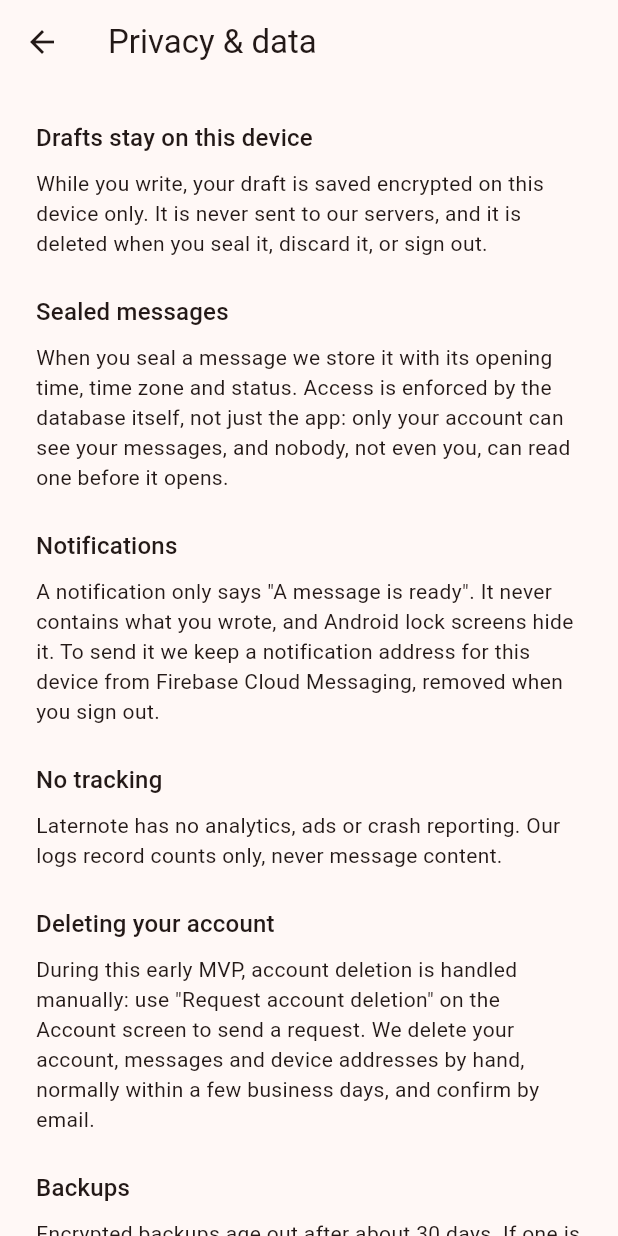
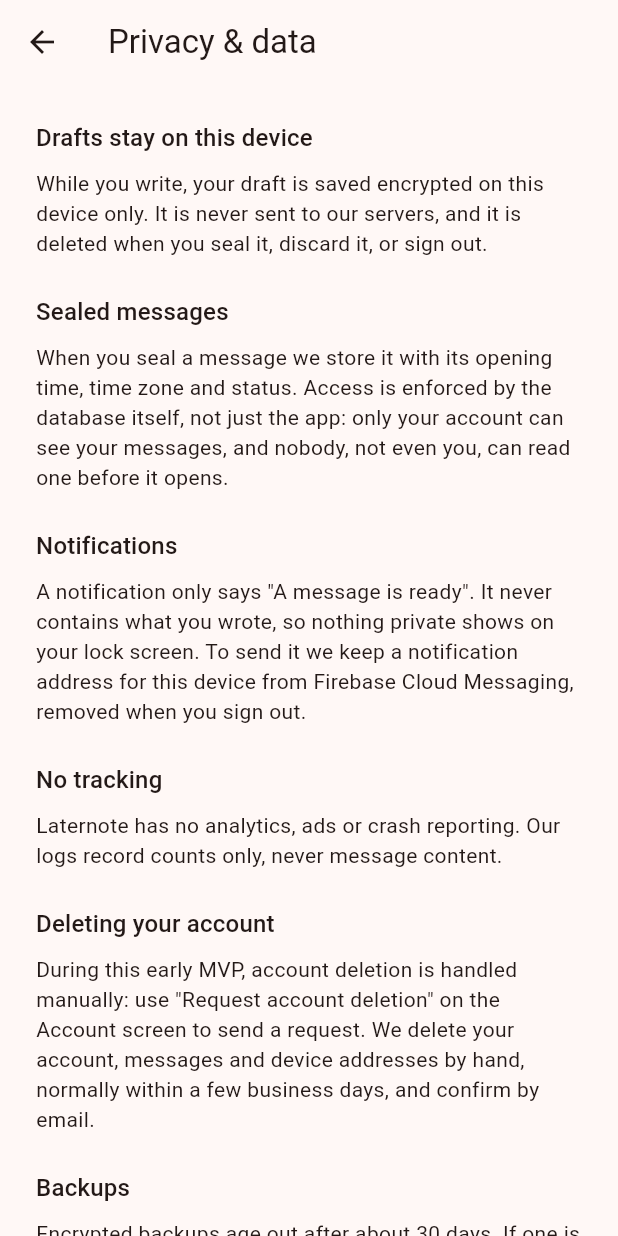
Before and after one commit to abianche/laternote, a Flutter app: the PrivacyScreen screen opened by its route, on a phone screen of 412 x 824 dp. Run offline on Flutter 3.47's test engine with Material 3 defaults, Android fonts, the phone set to English and light mode, and no system bars; our stand-ins replace firebase_core, firebase_messaging, flutter_riverpod, flutter_secure_storage, flutter_timezone, go_router and 3 more; missing offline and left inert: firebase_app_installations; accounts and stored records are empty; generated files the repository leaves out were written again; statements that could not run were skipped.

Commit message:
docs(privacy): describe the lock screen for both platforms
Co-Authored-By: Claude Opus 5.5 <noreply@anthropic.com>

```diff
--- a/lib/features/account/presentation/privacy_screen.dart
+++ b/lib/features/account/presentation/privacy_screen.dart
@@ -18,7 +18,8 @@ const privacySections = <(String, String)>[
   (
     'Notifications',
     'A notification only says "A message is ready". It never contains '
-        'what you wrote, and Android lock screens hide it. To send it we '
+        'what you wrote, so nothing private shows on your lock screen. To '
+        'send it we '
         'keep a notification address for this device from Firebase Cloud '
         'Messaging, removed when you sign out.',
   ),
```
Also changed, not shown: 1 other file.
